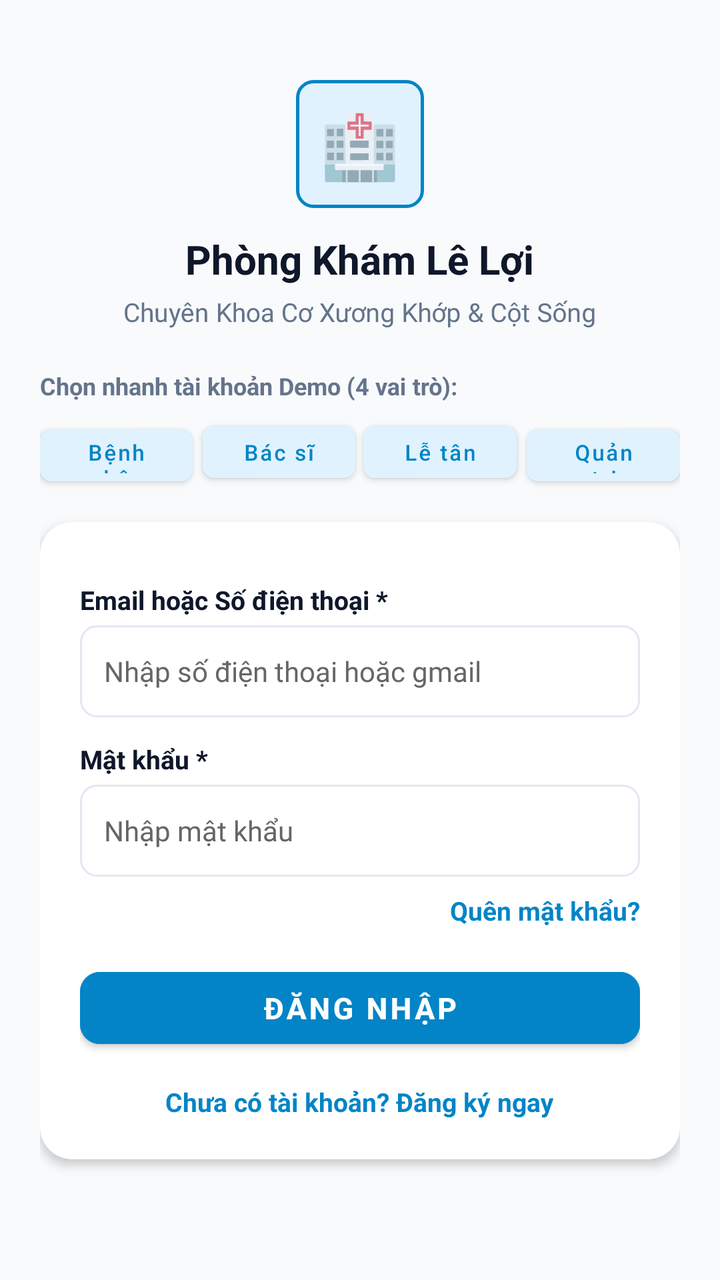
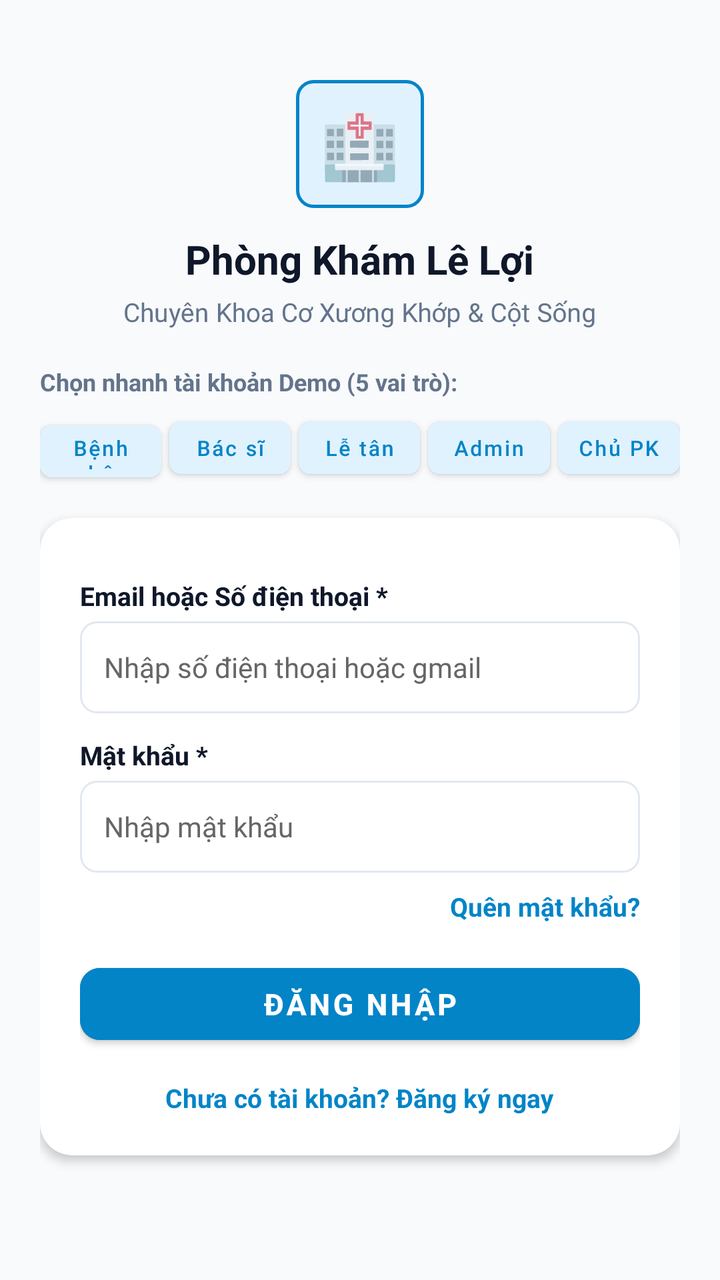

Two renders of the same Android screen: before a commit and after it. Below are the layout's source before the change and the commit's diff.
<!-- AndroidManifest.xml: application theme Theme.ClinicApp -->
<!-- res/layout/activity_auth.xml -->
<?xml version="1.0" encoding="utf-8"?>
<ScrollView xmlns:android="http://schemas.android.com/apk/res/android"
    xmlns:app="http://schemas.android.com/apk/res-auto"
    android:layout_width="match_parent"
    android:layout_height="match_parent"
    android:background="@color/background"
    android:fillViewport="true">

    <LinearLayout
        android:layout_width="match_parent"
        android:layout_height="wrap_content"
        android:orientation="vertical"
        android:padding="20dp"
        android:rotationY="360">

        
        <LinearLayout
            android:layout_width="match_parent"
            android:layout_height="wrap_content"
            android:layout_marginTop="20dp"
            android:gravity="center"
            android:orientation="vertical">

            <TextView
                android:layout_width="64dp"
                android:layout_height="64dp"
                android:background="@drawable/bg_slot_available"
                android:gravity="center"
                android:text="🏥"
                android:textSize="32sp" />

            <TextView
                android:id="@+id/tvAuthTitle"
                android:layout_width="wrap_content"
                android:layout_height="wrap_content"
                android:layout_marginTop="12dp"
                android:text="Phòng Khám Lê Lợi"
                android:textColor="@color/text_primary"
                android:textSize="20sp"
                android:textStyle="bold" />

            <TextView
                android:id="@+id/tvAuthSubtitle"
                android:layout_width="wrap_content"
                android:layout_height="wrap_content"
                android:layout_marginTop="4dp"
                android:text="Chuyên Khoa Cơ Xương Khớp &amp; Cột Sống"
                android:textColor="@color/text_secondary"
                android:textSize="13sp" />
        </LinearLayout>

        
        <TextView
            android:layout_width="wrap_content"
            android:layout_height="wrap_content"
            android:layout_marginTop="20dp"
            android:text="Chọn nhanh tài khoản Demo (4 vai trò):"
            android:textColor="@color/text_secondary"
            android:textSize="12sp"
            android:textStyle="bold" />

        <LinearLayout
            android:layout_width="match_parent"
            android:layout_height="wrap_content"
            android:layout_marginTop="6dp"
            android:orientation="horizontal">

            <Button
                android:id="@+id/btnQuickPatient"
                android:layout_width="0dp"
                android:layout_height="38dp"
                android:layout_marginEnd="3dp"
                android:layout_weight="1"
                android:backgroundTint="@color/primary_light"
                android:text="Bệnh nhân"
                android:textAllCaps="false"
                android:textColor="@color/primary"
                android:textSize="11sp"
                app:cornerRadius="6dp" />

            <Button
                android:id="@+id/btnQuickDoctor"
                android:layout_width="0dp"
                android:layout_height="38dp"
                android:layout_marginHorizontal="2dp"
                android:layout_weight="1"
                android:backgroundTint="@color/primary_light"
                android:text="Bác sĩ"
                android:textAllCaps="false"
                android:textColor="@color/primary"
                android:textSize="11sp"
                app:cornerRadius="6dp" />

            <Button
                android:id="@+id/btnQuickStaff"
                android:layout_width="0dp"
                android:layout_height="38dp"
                android:layout_marginHorizontal="2dp"
                android:layout_weight="1"
                android:backgroundTint="@color/primary_light"
                android:text="Lễ tân"
                android:textAllCaps="false"
                android:textColor="@color/primary"
                android:textSize="11sp"
                app:cornerRadius="6dp" />

            <Button
                android:id="@+id/btnQuickAdmin"
                android:layout_width="0dp"
                android:layout_height="38dp"
                android:layout_marginStart="3dp"
                android:layout_weight="1"
                android:backgroundTint="@color/primary_light"
                android:text="Quản trị"
                android:textAllCaps="false"
                android:textColor="@color/primary"
                android:textSize="11sp"
                app:cornerRadius="6dp" />

            <Button
                android:id="@+id/btnQuickNurse"
                android:layout_width="0dp"
                android:layout_height="0dp"
                android:visibility="gone" />
        </LinearLayout>

        
        <androidx.cardview.widget.CardView
            android:layout_width="match_parent"
            android:layout_height="wrap_content"
            android:layout_marginTop="16dp"
            app:cardBackgroundColor="@color/white"
            app:cardCornerRadius="16dp"
            app:cardElevation="3dp">

            <LinearLayout
                android:layout_width="match_parent"
                android:layout_height="wrap_content"
                android:orientation="vertical"
                android:padding="20dp">

                
                <LinearLayout
                    android:id="@+id/layoutFullName"
                    android:layout_width="match_parent"
                    android:layout_height="wrap_content"
                    android:orientation="vertical"
                    android:visibility="gone">

                    <TextView
                        android:layout_width="wrap_content"
                        android:layout_height="wrap_content"
                        android:text="Họ và tên *"
                        android:textColor="@color/text_primary"
                        android:textSize="13sp"
                        android:textStyle="bold" />

                    <EditText
                        android:id="@+id/etFullName"
                        android:layout_width="match_parent"
                        android:layout_height="46dp"
                        android:layout_marginTop="4dp"
                        android:background="@drawable/bg_edit_text"
                        android:hint="Nhập họ và tên đầy đủ"
                        android:inputType="textPersonName"
                        android:textSize="14sp" />
                </LinearLayout>

                
                <TextView
                    android:id="@+id/tvAccountLabel"
                    android:layout_width="wrap_content"
                    android:layout_height="wrap_content"
                    android:layout_marginTop="10dp"
                    android:text="Email hoặc Số điện thoại *"
                    android:textColor="@color/text_primary"
                    android:textSize="13sp"
                    android:textStyle="bold" />

                <EditText
                    android:id="@+id/etAccount"
                    android:layout_width="match_parent"
                    android:layout_height="46dp"
                    android:layout_marginTop="4dp"
                    android:background="@drawable/bg_edit_text"
                    android:hint="Nhập số điện thoại hoặc gmail"
                    android:inputType="textEmailAddress"
                    android:textSize="14sp" />

                
                <TextView
                    android:layout_width="wrap_content"
                    android:layout_height="wrap_content"
                    android:layout_marginTop="12dp"
                    android:text="Mật khẩu *"
                    android:textColor="@color/text_primary"
                    android:textSize="13sp"
                    android:textStyle="bold" />

                <EditText
                    android:id="@+id/etPassword"
                    android:layout_width="match_parent"
                    android:layout_height="46dp"
                    android:layout_marginTop="4dp"
                    android:background="@drawable/bg_edit_text"
                    android:hint="Nhập mật khẩu"
                    android:inputType="textPassword"
                    android:textSize="14sp" />

                
                <TextView
                    android:id="@+id/tvForgotPassword"
                    android:layout_width="wrap_content"
                    android:layout_height="wrap_content"
                    android:layout_gravity="end"
                    android:layout_marginTop="8dp"
                    android:text="Quên mật khẩu?"
                    android:textColor="@color/primary"
                    android:textSize="13sp"
                    android:textStyle="bold" />

                
                <Button
                    android:id="@+id/btnSubmitAuth"
                    android:layout_width="match_parent"
                    android:layout_height="48dp"
                    android:layout_marginTop="16dp"
                    android:backgroundTint="@color/primary"
                    android:text="ĐĂNG NHẬP"
                    android:textColor="@color/white"
                    android:textSize="15sp"
                    android:textStyle="bold"
                    app:cornerRadius="10dp" />

                
                <TextView
                    android:id="@+id/tvSwitchAuthMode"
                    android:layout_width="wrap_content"
                    android:layout_height="wrap_content"
                    android:layout_gravity="center"
                    android:layout_marginTop="14dp"
                    android:text="Chưa có tài khoản? Đăng ký ngay"
                    android:textColor="@color/primary"
                    android:textSize="13sp"
                    android:textStyle="bold" />
            </LinearLayout>
        </androidx.cardview.widget.CardView>
    </LinearLayout>
</ScrollView>
<!-- resources referenced by this layout -->
<resources>
  <color name="background">#F8FAFC</color>
  <color name="primary">#0284C7</color>
  <color name="primary_light">#E0F2FE</color>
  <color name="text_primary">#0F172A</color>
  <color name="text_secondary">#64748B</color>
  <color name="white">#FFFFFFFF</color>
  <!-- drawable bg_edit_text (drawable) -->
  <?xml version="1.0" encoding="utf-8"?>
  <shape xmlns:android="http://schemas.android.com/apk/res/android">
      <solid android:color="@color/white" />
      <stroke android:width="1dp" android:color="@color/border_color" />
      <corners android:radius="8dp" />
      <padding android:left="12dp" android:top="10dp" android:right="12dp" android:bottom="10dp" />
  </shape>
  <!-- drawable bg_slot_available (drawable) -->
  <?xml version="1.0" encoding="utf-8"?>
  <shape xmlns:android="http://schemas.android.com/apk/res/android">
      <solid android:color="@color/primary_light" />
      <stroke android:width="1.5dp" android:color="@color/primary" />
      <corners android:radius="8dp" />
  </shape>
  <style name="Theme.ClinicApp" parent="Theme.MaterialComponents.Light.NoActionBar">
          
          <item name="colorPrimary">@color/primary</item>
          <item name="colorPrimaryVariant">@color/primary_dark</item>
          <item name="colorOnPrimary">@color/white</item>
          
          <item name="colorSecondary">@color/accent</item>
          <item name="colorSecondaryVariant">@color/accent</item>
          <item name="colorOnSecondary">@color/white</item>
          
          <item name="android:statusBarColor">@color/primary_dark</item>
          
          <item name="android:windowBackground">@color/background</item>
      </style>
  <color name="border_color">#E2E8F0</color>
  <color name="primary_dark">#0369A1</color>
  <color name="accent">#0D9488</color>
</resources>

<!-- the commit's change to res/layout/activity_auth.xml (unified diff, before → after) -->
@@ -53,8 +53,8 @@
         <TextView
             android:layout_width="wrap_content"
             android:layout_height="wrap_content"
-            android:layout_marginTop="20dp"
-            android:text="Chọn nhanh tài khoản Demo (4 vai trò):"
+            android:layout_marginTop="18dp"
+            android:text="Chọn nhanh tài khoản Demo (5 vai trò):"
             android:textColor="@color/text_secondary"
             android:textSize="12sp"
             android:textStyle="bold" />
@@ -69,13 +69,14 @@
                 android:id="@+id/btnQuickPatient"
                 android:layout_width="0dp"
                 android:layout_height="38dp"
-                android:layout_marginEnd="3dp"
-                android:layout_weight="1"
-                android:backgroundTint="@color/primary_light"
+                android:layout_marginEnd="2dp"
+                android:layout_weight="1"
+                android:backgroundTint="@color/primary_light"
+                android:paddingHorizontal="2dp"
                 android:text="Bệnh nhân"
                 android:textAllCaps="false"
                 android:textColor="@color/primary"
-                android:textSize="11sp"
+                android:textSize="10.5sp"
                 app:cornerRadius="6dp" />
 
             <Button
@@ -85,10 +86,11 @@
                 android:layout_marginHorizontal="2dp"
                 android:layout_weight="1"
                 android:backgroundTint="@color/primary_light"
+                android:paddingHorizontal="2dp"
                 android:text="Bác sĩ"
                 android:textAllCaps="false"
                 android:textColor="@color/primary"
-                android:textSize="11sp"
+                android:textSize="10.5sp"
                 app:cornerRadius="6dp" />
 
             <Button
@@ -98,23 +100,39 @@
                 android:layout_marginHorizontal="2dp"
                 android:layout_weight="1"
                 android:backgroundTint="@color/primary_light"
+                android:paddingHorizontal="2dp"
                 android:text="Lễ tân"
                 android:textAllCaps="false"
                 android:textColor="@color/primary"
-                android:textSize="11sp"
+                android:textSize="10.5sp"
                 app:cornerRadius="6dp" />
 
             <Button
                 android:id="@+id/btnQuickAdmin"
                 android:layout_width="0dp"
                 android:layout_height="38dp"
-                android:layout_marginStart="3dp"
-                android:layout_weight="1"
-                android:backgroundTint="@color/primary_light"
-                android:text="Quản trị"
-                android:textAllCaps="false"
-                android:textColor="@color/primary"
-                android:textSize="11sp"
+                android:layout_marginHorizontal="2dp"
+                android:layout_weight="1"
+                android:backgroundTint="@color/primary_light"
+                android:paddingHorizontal="2dp"
+                android:text="Admin"
+                android:textAllCaps="false"
+                android:textColor="@color/primary"
+                android:textSize="10.5sp"
+                app:cornerRadius="6dp" />
+
+            <Button
+                android:id="@+id/btnQuickOwner"
+                android:layout_width="0dp"
+                android:layout_height="38dp"
+                android:layout_marginStart="2dp"
+                android:layout_weight="1"
+                android:backgroundTint="@color/primary_light"
+                android:paddingHorizontal="2dp"
+                android:text="Chủ PK"
+                android:textAllCaps="false"
+                android:textColor="@color/primary"
+                android:textSize="10.5sp"
                 app:cornerRadius="6dp" />
 
             <Button
@@ -163,6 +181,63 @@
                         android:background="@drawable/bg_edit_text"
                         android:hint="Nhập họ và tên đầy đủ"
                         android:inputType="textPersonName"
+                        android:textSize="14sp" />
+
+                    <TextView
+                        android:layout_width="wrap_content"
+                        android:layout_height="wrap_content"
+                        android:layout_marginTop="10dp"
+                        android:text="Số điện thoại cá nhân (10 số) *"
+                        android:textColor="@color/text_primary"
+                        android:textSize="13sp"
+                        android:textStyle="bold" />
+
+                    <EditText
+                        android:id="@+id/etRegisterPhone"
+                        android:layout_width="match_parent"
+                        android:layout_height="46dp"
+                        android:layout_marginTop="4dp"
+                        android:background="@drawable/bg_edit_text"
+                        android:hint="Ví dụ: 0912345678"
+                        android:inputType="phone"
+                        android:textSize="14sp" />
+
+                    <TextView
+                        android:layout_width="wrap_content"
+                        android:layout_height="wrap_content"
+                        android:layout_marginTop="10dp"
+                        android:text="Địa chỉ nơi ở *"
+                        android:textColor="@color/text_primary"
+                        android:textSize="13sp"
+                        android:textStyle="bold" />
+
+                    <EditText
+                        android:id="@+id/etAddress"
+                        android:layout_width="match_parent"
+                        android:layout_height="46dp"
+                        android:layout_marginTop="4dp"
+                        android:background="@drawable/bg_edit_text"
+                        android:hint="Số nhà, đường, phường/xã, quận/huyện..."
+                        android:inputType="textPostalAddress"
+                        android:textSize="14sp" />
+
+                    <TextView
+                        android:layout_width="wrap_content"
+                        android:layout_height="wrap_content"
+                        android:layout_marginTop="10dp"
+                        android:text="Số điện thoại / Họ tên người thân liên hệ *"
+                        android:textColor="@color/text_primary"
+                        android:textSize="13sp"
+                        android:textStyle="bold" />
+
+                    <EditText
+                        android:id="@+id/etEmergencyContact"
+                        android:layout_width="match_parent"
+                        android:layout_height="46dp"
+                        android:layout_marginTop="4dp"
+                        android:background="@drawable/bg_edit_text"
+                        android:hint="Ví dụ: Anh trai - 0987654321"
+                        android:inputType="text"
                         android:textSize="14sp" />
                 </LinearLayout>
 
